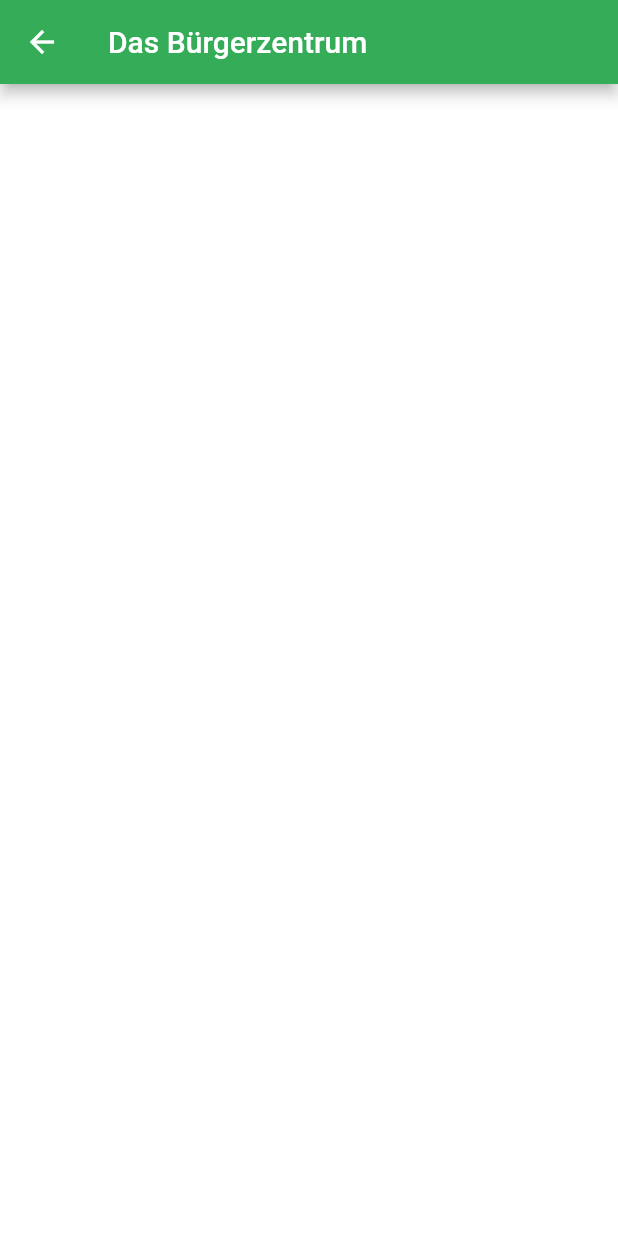
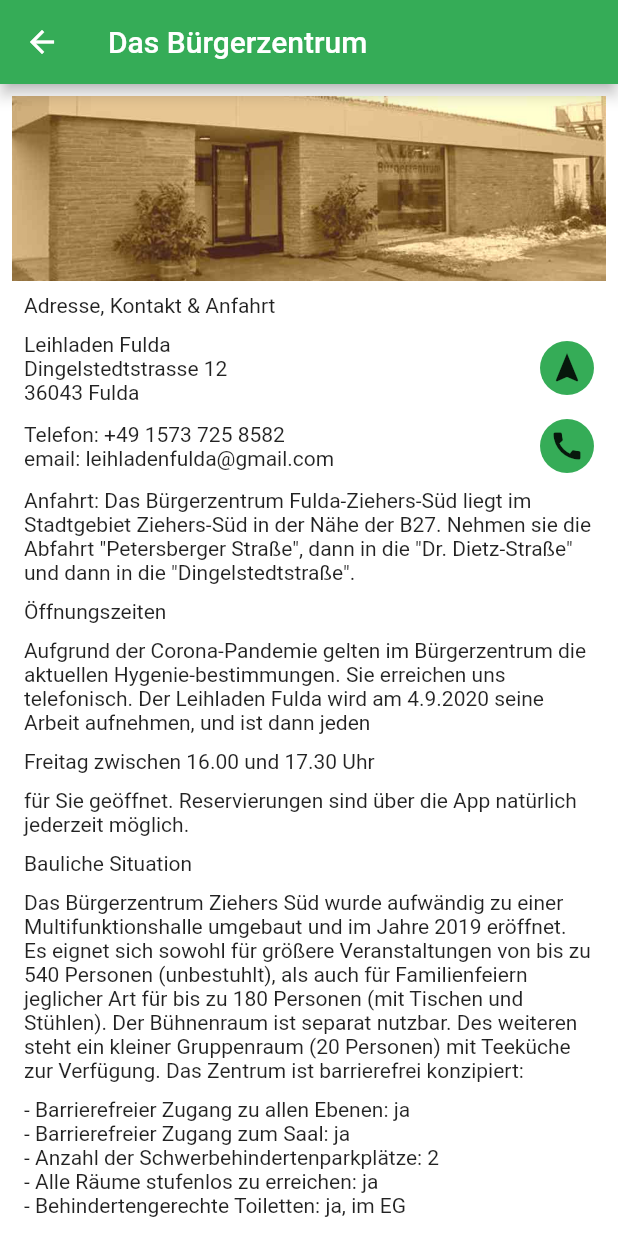
Before and after one commit to drmilde/leihladen_user_frontend_app, a Flutter app: the InfoScreen screen opened directly, on a phone screen of 412 x 824 dp. Run offline on Flutter 3.47's test engine with Material 2 defaults, Android fonts, the phone set to English and light mode, and no system bars.

Commit message:
InfoSeite Leihladen ... gestaltet

```diff
--- a/lib/screens/info/info_screen.dart
+++ b/lib/screens/info/info_screen.dart
@@ -1,13 +1,134 @@
+import 'package:flutter/cupertino.dart';
 import 'package:flutter/material.dart';
+import 'package:leihladen_user_frontend_app/widgets/circular_icon_button_widget.dart';
 
 class InfoScreen extends StatelessWidget {
   @override
   Widget build(BuildContext context) {
     return Scaffold(
-        appBar: AppBar(
-          title: Text("Das Bürgerzentrum"),
+      appBar: AppBar(
+        title: Text("Das Bürgerzentrum"),
+      ),
+      body: Padding(
+        padding: const EdgeInsets.all(8.0),
+        child: Column(
+          children: [
+            Image.asset("assets/images/header/zentrum.jpg"),
+            Expanded(
+              child: SingleChildScrollView(
+                child: Padding(
+                  padding: const EdgeInsets.all(8.0),
+                  child: Column(
+                    mainAxisAlignment: MainAxisAlignment.start,
+                    crossAxisAlignment: CrossAxisAlignment.start,
+                    children: [
+                      Text(
+                        "Adresse, Kontakt & Anfahrt",
+                        textAlign: TextAlign.center,
+                      ),
+                      SizedBox(
+                        height: 10,
+                      ),
+                      Row(
+                        mainAxisAlignment: MainAxisAlignment.spaceBetween,
+                        children: [
+                          Text(
+                            "Leihladen Fulda"
+                            "\nDingelstedtstrasse 12"
+                            "\n36043 Fulda",
+                          ),
+                          CircularIconButtonWidget(
+                              icon: Icon(Icons.navigation), callback: null)
+                        ],
+                      ),
+                      SizedBox(
+                        height: 10,
+                      ),
+                      Row(
+                        mainAxisAlignment: MainAxisAlignment.spaceBetween,
+                        children: [
+                          Text(
+                            "Telefon: +49 1573 725 8582"
+                            "\nemail: leihladenfulda@gmail.com",
+                          ),
+                          CircularIconButtonWidget(icon: Icon(Icons.call), callback: null)
+                        ],
+                      ),
+                      SizedBox(
+                        height: 10,
+                      ),
+                      Text("Anfahrt: "
+                          "Das Bürgerzentrum Fulda-Ziehers-Süd liegt im Stadtgebiet"
+                          " Ziehers-Süd in der Nähe der B27."
+                          " Nehmen sie die "
+                          " Abfahrt \"Petersberger Straße\", "
+                          "dann in die \"Dr. Dietz-Straße\" und dann"
+                          " in die \"Dingelstedtstraße\"."),
+                      SizedBox(
+                        height: 10,
+                      ),
+                      Text(
+                        "Öffnungszeiten",
+                        textAlign: TextAlign.center,
+                      ),
+                      SizedBox(
+                        height: 10,
+                      ),
+                      Text(
+                          "Aufgrund der Corona-Pandemie gelten im Bürgerzentrum die aktuellen"
+                          " Hygenie-bestimmungen."
+                          " Sie erreichen uns telefonisch."
+                          " Der Leihladen Fulda wird am 4.9.2020"
+                          " seine Arbeit aufnehmen, und ist dann jeden"),
+                      SizedBox(
+                        height: 10,
+                      ),
+                      Text("Freitag"
+                          " zwischen 16.00 und 17.30 Uhr"),
+                      SizedBox(
+                        height: 10,
+                      ),
+                      Text("für Sie geöffnet."
+                          " Reservierungen sind über die App natürlich jederzeit möglich."),
+                      SizedBox(
+                        height: 10,
+                      ),
+                      Text(
+                        "Bauliche Situation",
+                        textAlign: TextAlign.center,
+                      ),
+                      SizedBox(
+                        height: 10,
+                      ),
+                      Text("Das Bürgerzentrum Ziehers Süd wurde aufwändig zu einer"
+                          " Multifunktionshalle umgebaut"
+                          " und im Jahre 2019 eröffnet. Es eignet sich sowohl"
+                          " für größere Veranstaltungen von bis zu 540 Personen"
+                          " (unbestuhlt), als auch für Familienfeiern jeglicher"
+                          " Art für bis zu 180 Personen (mit Tischen und Stühlen)."
+                          " Der Bühnenraum ist separat nutzbar."
+                          " Des weiteren steht ein kleiner Gruppenraum"
+                          " (20 Personen) mit Teeküche zur Verfügung."
+                          " Das Zentrum ist barrierefrei konzipiert:"),
+                      SizedBox(
+                        height: 10,
+                      ),
+                      Text("- Barrierefreier Zugang zu allen Ebenen: ja\n"
+                          "- Barrierefreier Zugang zum Saal: ja\n"
+                          "- Anzahl der Schwerbehindertenparkplätze: 2\n"
+                          "- Alle Räume stufenlos zu erreichen: ja\n"
+                          "- Behindertengerechte Toiletten: ja, im EG"),
+                      SizedBox(
+                        height: 10,
+                      ),
+                    ],
+                  ),
+                ),
+              ),
+            ),
+          ],
         ),
-        body: Container());
-
+      ),
+    );
   }
 }
```
